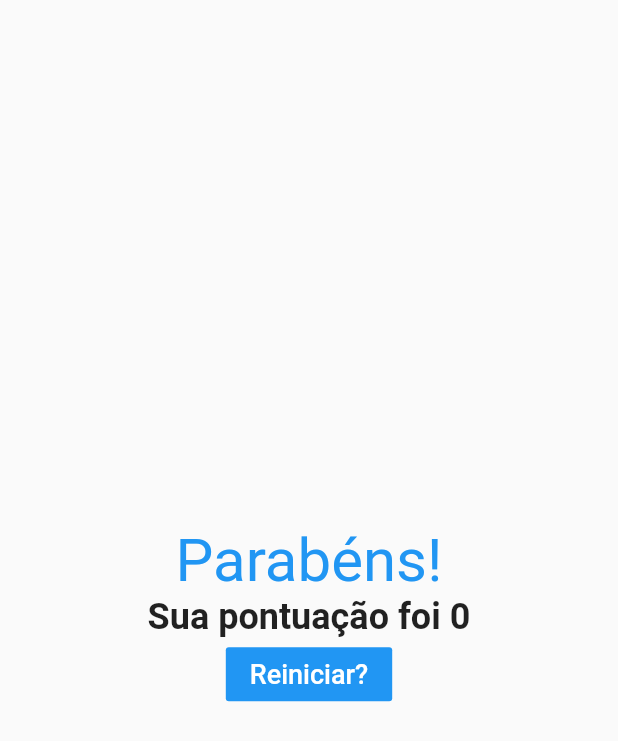
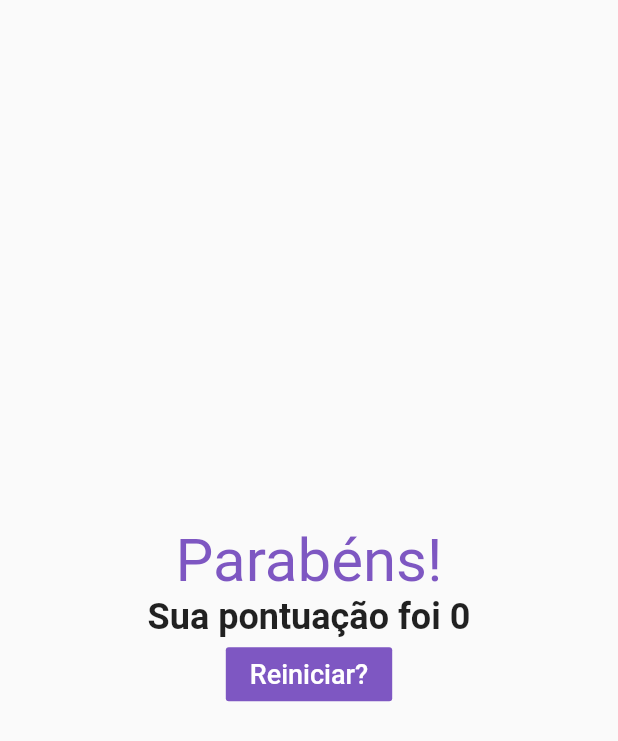
Before and after one commit to Orion-News/App_Perguntas, a Flutter app: the Resultado widget shown alone on an empty page, opened directly with empty values, on a phone screen of 412 x 824 dp. Shown: the top 741 px of the screen. Run offline on Flutter 3.47's test engine with Material 2 defaults, Android fonts, the phone set to English and light mode, and no system bars.

Commit message:
resultado: changed color background of button

```diff
--- a/lib/resultado.dart
+++ b/lib/resultado.dart
@@ -41,7 +41,7 @@ class Resultado extends StatelessWidget {
           child: Text(
           fraseResultado['saudacao'],
           style: TextStyle(fontSize: 40,
-          color: Colors.blue,
+          color: Colors.deepPurple[400],
             )
           )
         ),
@@ -57,7 +57,7 @@ class Resultado extends StatelessWidget {
             style: TextStyle(fontSize: 18)
           ),
           textColor: Colors.white,
-          color: Colors.blue,
+          color: Colors.deepPurple[400],
           onPressed: reiniciarPerguntas
         ),
       ],
```
